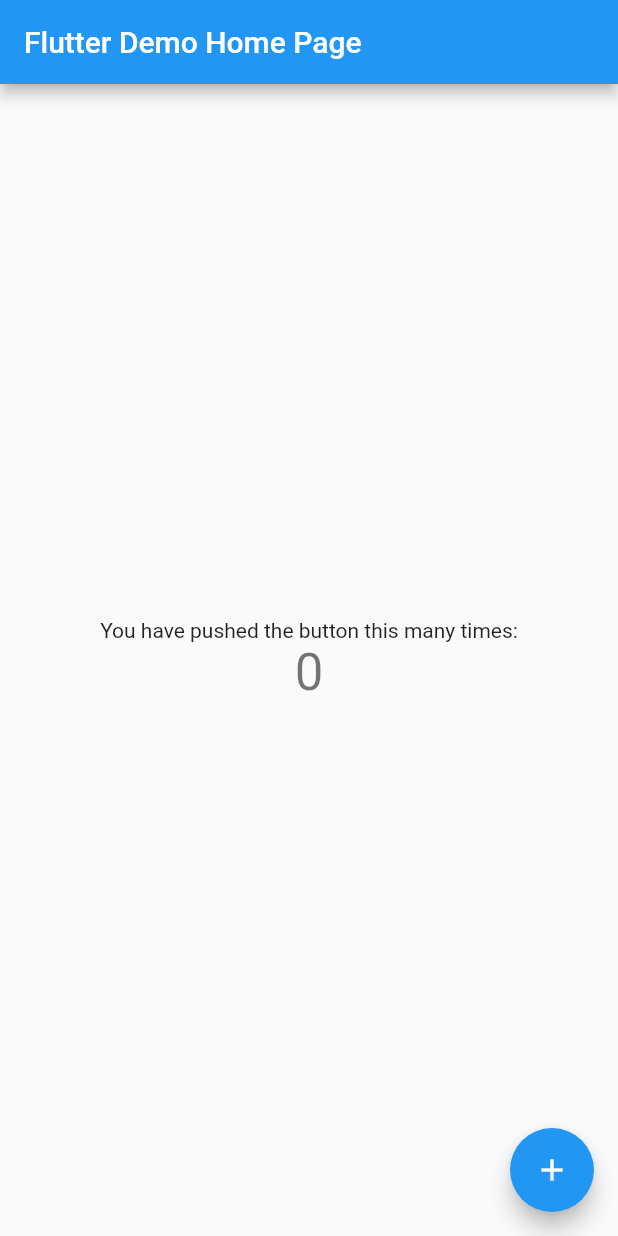
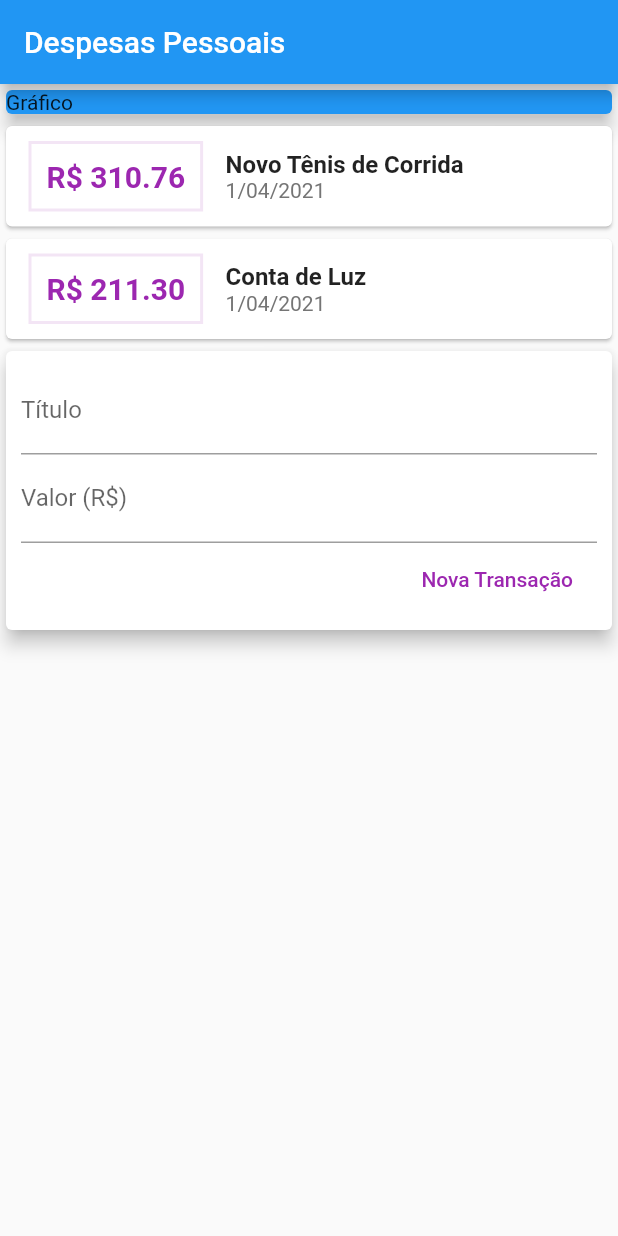
Before and after one commit to hugofoward/expenses, a Flutter app: the screen it shows after launch, on a phone screen of 412 x 824 dp. Run offline on Flutter 3.47's test engine with Material 2 defaults, Android fonts, the phone set to English and light mode, and no system bars.

Commit message:
insert new transactions function

```diff
--- /dev/null
+++ b/lib/components/transaction_form.dart
@@ -0,0 +1,52 @@
+import 'package:flutter/material.dart';
+
+class TransactionForm extends StatelessWidget {
+  final titleController = TextEditingController();
+  final valueController = TextEditingController();
+
+  final void Function(String, double) onSubmit;
+
+  TransactionForm(this.onSubmit);
+
+  @override
+  Widget build(BuildContext context) {
+    return Card(
+      elevation: 5,
+      child: Padding(
+        padding: const EdgeInsets.all(10),
+        child: Column(
+          children: <Widget>[
+            TextField(
+              controller: titleController,
+              decoration: InputDecoration(
+                labelText: "Título",
+              ),
+            ),
+            TextField(
+              controller: valueController,
+              decoration: InputDecoration(
+                labelText: 'Valor (R\$)',
+              ),
+            ),
+            Row(
+              mainAxisAlignment: MainAxisAlignment.end,
+              children: [
+                FlatButton(
+                  autofocus: false,
+                  clipBehavior: Clip.hardEdge,
+                  child: Text('Nova Transação'),
+                  textColor: Colors.purple,
+                  onPressed: () {
+                    final title = titleController.text;
+                    final value = double.tryParse(valueController.text) ?? 0.0;
+                    onSubmit(title, value);
+                  },
+                ),
+              ],
+            )
+          ],
+        ),
+      ),
+    );
+  }
+}
--- /dev/null
+++ b/lib/components/transaction_list.dart
@@ -0,0 +1,55 @@
+import 'package:expenses/models/transaction.dart';
+import 'package:flutter/material.dart';
+import 'package:intl/intl.dart';
+
+class TransactionList extends StatelessWidget {
+  final List<Transaction> transactions;
+
+  TransactionList(this.transactions);
+
+  @override
+  Widget build(BuildContext context) {
+    return Column(
+      children: transactions.map((tr) {
+        return Card(
+          child: Row(
+            children: <Widget>[
+              Container(
+                margin: EdgeInsets.symmetric(horizontal: 15, vertical: 10),
+                decoration: BoxDecoration(
+                    border: Border.all(
+                  color: Colors.purple[50],
+                  width: 2,
+                )),
+                padding: EdgeInsets.all(10),
+                child: Text(
+                  'R\$ ${tr.value.toStringAsFixed(2)}',
+                  style: TextStyle(
+                    fontWeight: FontWeight.bold,
+                    fontSize: 20,
+                    color: Colors.purple,
+                  ),
+                ),
+              ),
+              Column(
+                crossAxisAlignment: CrossAxisAlignment.start,
+                children: <Widget>[
+                  Text(
+                    tr.title,
+                    style: TextStyle(fontSize: 16, fontWeight: FontWeight.bold),
+                  ),
+                  Text(
+                    DateFormat('d/MM/y').format(tr.date),
+                    style: TextStyle(
+                      color: Colors.grey[600],
+                    ),
+                  ),
+                ],
+              )
+            ],
+          ),
+        );
+      }).toList(),
+    );
+  }
+}
--- /dev/null
+++ b/lib/components/transaction_user.dart
@@ -0,0 +1,49 @@
+import 'dart:math';
+
+import 'package:flutter/material.dart';
+import 'package:expenses/models/transaction.dart';
+import 'transaction_form.dart';
+import 'transaction_list.dart';
+
+class TransactionUser extends StatefulWidget {
+  @override
+  _TransactionUserState createState() => _TransactionUserState();
+}
+
+class _TransactionUserState extends State<TransactionUser> {
+  final _transactions = [
+    Transaction(
+      id: 't1',
+      title: 'Novo Tênis de Corrida',
+      value: 310.76,
+      date: DateTime.now(),
+    ),
+    Transaction(
+      id: 't2',
+      title: 'Conta de Luz',
+      value: 211.30,
+      date: DateTime.now(),
+    ),
+  ];
+
+  _addTransaction(String title, double value) {
+    final newTransaction = Transaction(
+      id: Random().nextDouble().toString(),
+      title: title,
+      value: value,
+      date: DateTime.now(),
+    );
+
+    setState(() {
+      _transactions.add(newTransaction);
+    });
+  }
+
+  @override
+  Widget build(BuildContext context) {
+    return Column(children: <Widget>[
+      TransactionList(_transactions),
+      TransactionForm(_addTransaction),
+    ]);
+  }
+}
--- a/lib/main.dart
+++ b/lib/main.dart
@@ -1,117 +1,37 @@
 import 'package:flutter/material.dart';
+import 'components/transaction_user.dart';
 
-void main() {
-  runApp(MyApp());
-}
+main() => runApp(ExpensesApp());
 
-class MyApp extends StatelessWidget {
-  // This widget is the root of your application.
+class ExpensesApp extends StatelessWidget {
   @override
   Widget build(BuildContext context) {
     return MaterialApp(
-      title: 'Flutter Demo',
-      theme: ThemeData(
-        // This is the theme of your application.
-        //
-        // Try running your application with "flutter run". You'll see the
-        // application has a blue toolbar. Then, without quitting the app, try
-        // changing the primarySwatch below to Colors.green and then invoke
-        // "hot reload" (press "r" in the console where you ran "flutter run",
-        // or simply save your changes to "hot reload" in a Flutter IDE).
-        // Notice that the counter didn't reset back to zero; the application
-        // is not restarted.
-        primarySwatch: Colors.blue,
-        // This makes the visual density adapt to the platform that you run
-        // the app on. For desktop platforms, the controls will be smaller and
-        // closer together (more dense) than on mobile platforms.
-        visualDensity: VisualDensity.adaptivePlatformDensity,
-      ),
-      home: MyHomePage(title: 'Flutter Demo Home Page'),
+      home: MyHomePage(),
     );
   }
 }
 
-class MyHomePage extends StatefulWidget {
-  MyHomePage({Key key, this.title}) : super(key: key);
-
-  // This widget is the home page of your application. It is stateful, meaning
-  // that it has a State object (defined below) that contains fields that affect
-  // how it looks.
-
-  // This class is the configuration for the state. It holds the values (in this
-  // case the title) provided by the parent (in this case the App widget) and
-  // used by the build method of the State. Fields in a Widget subclass are
-  // always marked "final".
-
-  final String title;
-
-  @override
-  _MyHomePageState createState() => _MyHomePageState();
-}
-
-class _MyHomePageState extends State<MyHomePage> {
-  int _counter = 0;
-
-  void _incrementCounter() {
-    setState(() {
-      // This call to setState tells the Flutter framework that something has
-      // changed in this State, which causes it to rerun the build method below
-      // so that the display can reflect the updated values. If we changed
-      // _counter without calling setState(), then the build method would not be
-      // called again, and so nothing would appear to happen.
-      _counter++;
-    });
-  }
-
+class MyHomePage extends StatelessWidget {
   @override
   Widget build(BuildContext context) {
-    // This method is rerun every time setState is called, for instance as done
-    // by the _incrementCounter method above.
-    //
-    // The Flutter framework has been optimized to make rerunning build methods
-    // fast, so that you can just rebuild anything that needs updating rather
-    // than having to individually change instances of widgets.
     return Scaffold(
       appBar: AppBar(
-        // Here we take the value from the MyHomePage object that was created by
-        // the App.build method, and use it to set our appbar title.
-        title: Text(widget.title),
+        title: Text('Despesas Pessoais'),
       ),
-      body: Center(
-        // Center is a layout widget. It takes a single child and positions it
-        // in the middle of the parent.
-        child: Column(
-          // Column is also a layout widget. It takes a list of children and
-          // arranges them vertically. By default, it sizes itself to fit its
-          // children horizontally, and tries to be as tall as its parent.
-          //
-          // Invoke "debug painting" (press "p" in the console, choose the
-          // "Toggle Debug Paint" action from the Flutter Inspector in Android
-          // Studio, or the "Toggle Debug Paint" command in Visual Studio Code)
-          // to see the wireframe for each widget.
-          //
-          // Column has various properties to control how it sizes itself and
-          // how it positions its children. Here we use mainAxisAlignment to
-          // center the children vertically; the main axis here is the vertical
-          // axis because Columns are vertical (the cross axis would be
-          // horizontal).
-          mainAxisAlignment: MainAxisAlignment.center,
-          children: <Widget>[
-            Text(
-              'You have pushed the button this many times:',
+      body: Column(
+        crossAxisAlignment: CrossAxisAlignment.stretch,
+        children: <Widget>[
+          Container(
+            child: Card(
+              color: Colors.blue,
+              child: Text('Gráfico'),
+              elevation: 5,
             ),
-            Text(
-              '$_counter',
-              style: Theme.of(context).textTheme.headline4,
-            ),
-          ],
-        ),
+          ),
+          TransactionUser(),
+        ],
       ),
-      floatingActionButton: FloatingActionButton(
-        onPressed: _incrementCounter,
-        tooltip: 'Increment',
-        child: Icon(Icons.add),
-      ), // This trailing comma makes auto-formatting nicer for build methods.
     );
   }
 }
--- /dev/null
+++ b/lib/models/transaction.dart
@@ -0,0 +1,14 @@
+import 'package:flutter/foundation.dart';
+
+class Transaction {
+  final String id;
+  final String title;
+  final double value;
+  final DateTime date;
+  Transaction({
+    @required this.id,
+    @required this.title,
+    @required this.value,
+    @required this.date,
+  });
+}
--- a/pubspec.yaml
+++ b/pubspec.yaml
@@ -3,7 +3,7 @@ description: A new Flutter project.
 
 # The following line prevents the package from being accidentally published to
 # pub.dev using `pub publish`. This is preferred for private packages.
-publish_to: 'none' # Remove this line if you wish to publish to pub.dev
+publish_to: "none" # Remove this line if you wish to publish to pub.dev
 
 # The following defines the version and build number for your application.
 # A version number is three numbers separated by dots, like 1.2.43
@@ -23,7 +23,7 @@ environment:
 dependencies:
   flutter:
     sdk: flutter
-
+  intl: 0.16.1
 
   # The following adds the Cupertino Icons font to your application.
   # Use with the CupertinoIcons class for iOS style icons.
@@ -38,7 +38,6 @@ dev_dependencies:
 
 # The following section is specific to Flutter.
 flutter:
-
   # The following line ensures that the Material Icons font is
   # included with your application, so that you can use the icons in
   # the material Icons class.
```
Also changed, not shown: pubspec.lock, 2 other files.
